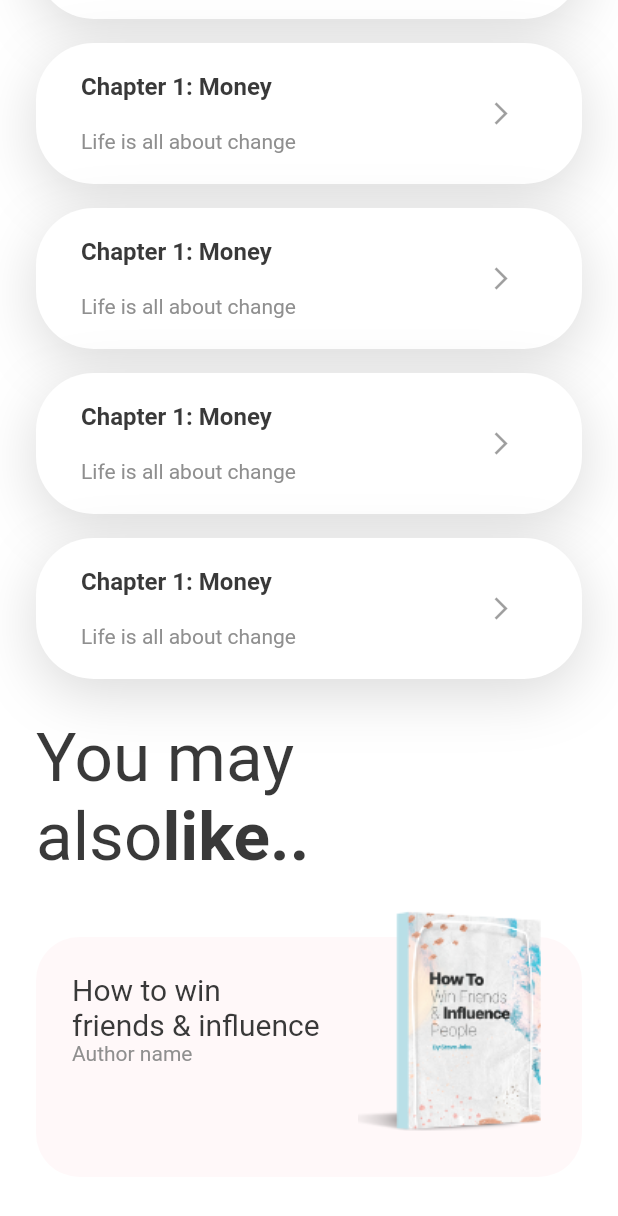
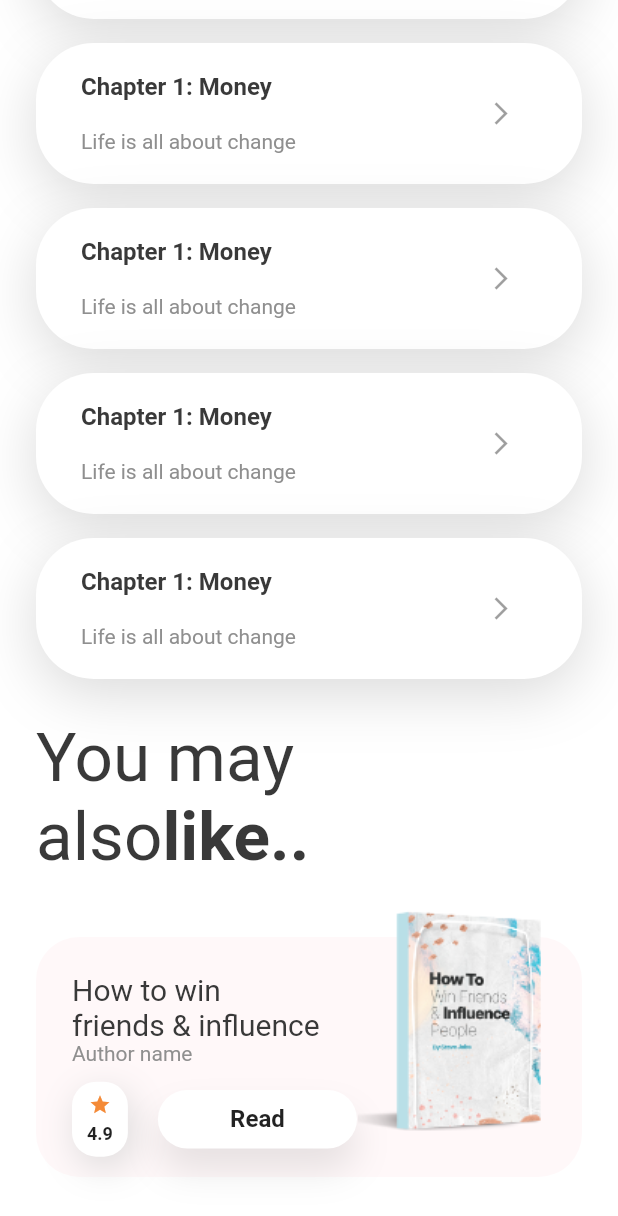
Before and after one commit to shahdat-sajib/libraryApp-ui-flutter, a Flutter app: the DetailsScreen screen opened directly, scrolled down 491 dp, on a phone screen of 412 x 824 dp. Shown: the top 1216 px of the screen. Run offline on Flutter 3.47's test engine with Material 2 defaults, Android fonts, the phone set to English and light mode, and no system bars.

Commit message:
additional part added

```diff
--- a/lib/screens/derails_screen.dart
+++ b/lib/screens/derails_screen.dart
@@ -165,7 +165,16 @@ class DetailsScreen extends StatelessWidget {
                                   color: kLightBlackColor,
                                 ))
                               ]
-                            ))
+                            )),
+                            Row(children: [
+                              BookRating(score: 4.9),
+                              SizedBox(width: 20,),
+                              Expanded(child: RoundedButton(
+                                text: "Read",
+                                press: () {},
+                                verticalPadding: 10,
+                                ))
+                            ],)
                           ],
                         ),
                       ),
```
